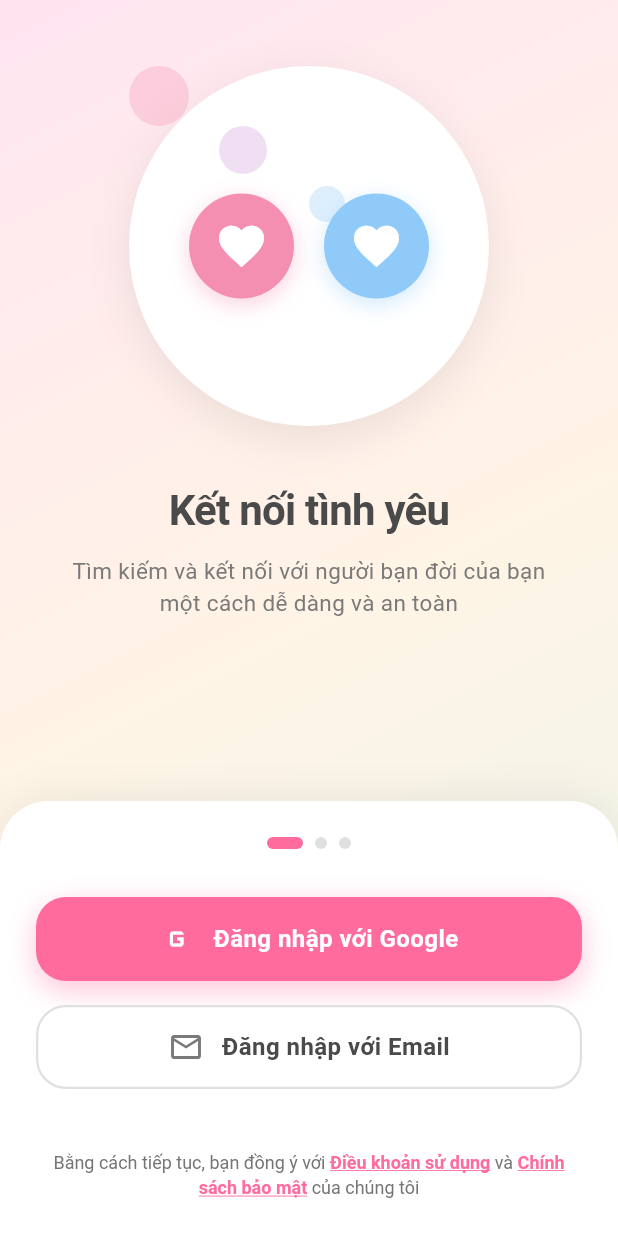
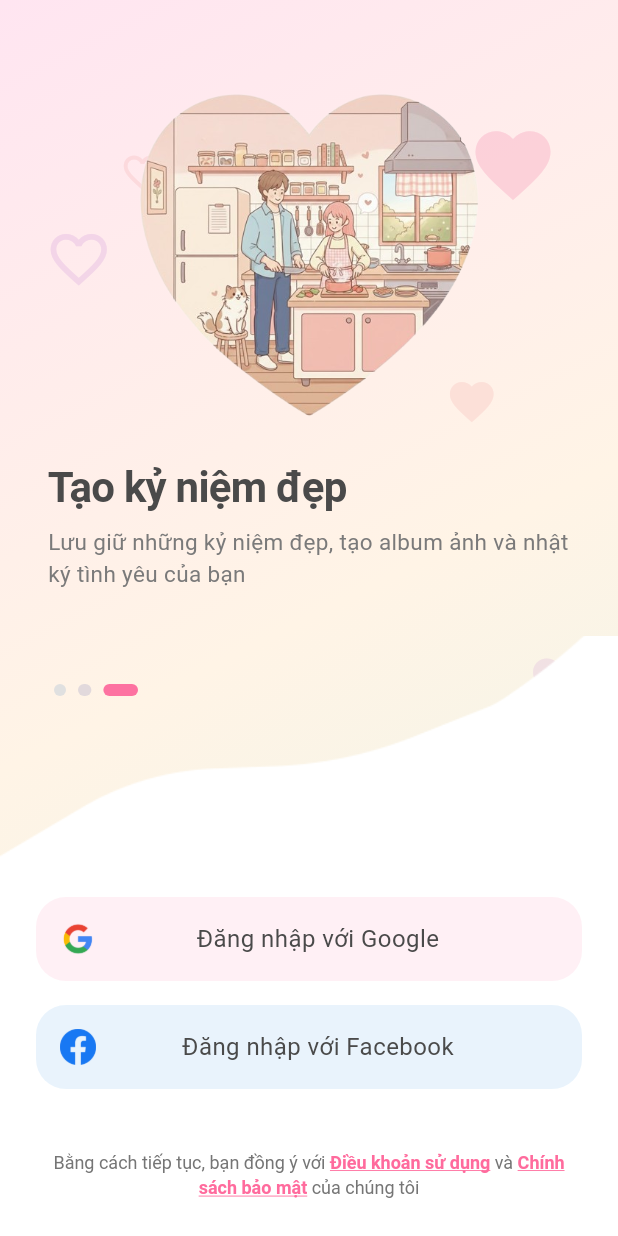
Before and after one commit to thaops/PixelLoveMobile, a Flutter app: the screen it shows after launch, on a phone screen of 412 x 824 dp. Run offline on Flutter 3.47's test engine with Material 3 defaults, Android fonts, the phone set to English and light mode, and no system bars; our stand-ins replace dio, equatable, firebase_core, get, get_storage, google_sign_in and 2 more; accounts and stored records are empty.

Commit message:
update UI login

```diff
--- a/lib/features/auth/presentation/pages/auth_screen.dart
+++ b/lib/features/auth/presentation/pages/auth_screen.dart
@@ -1,3 +1,4 @@
+import 'dart:async';
 import 'package:flutter/material.dart';
 import 'package:get/get.dart';
 import 'package:pixel_love/features/auth/presentation/controllers/auth_controller.dart';
@@ -8,7 +9,9 @@ class AuthScreen extends GetView<AuthController> {
   @override
   Widget build(BuildContext context) {
     return Scaffold(
-      body: Container(
+      body: Stack(
+        children: [
+          Container(
             decoration: BoxDecoration(
               gradient: LinearGradient(
                 begin: Alignment.topLeft,
@@ -20,7 +23,64 @@ class AuthScreen extends GetView<AuthController> {
                 ],
               ),
             ),
-        child: SafeArea(child: _AuthScreenContent(controller: controller)),
+          ),
+          // Decorative icons in background
+          Positioned(
+            top: 80,
+            right: 40,
+            child: Icon(
+              Icons.favorite,
+              size: 60,
+              color: Colors.pink.shade200.withOpacity(0.3),
+            ),
+          ),
+          Positioned(
+            top: 150,
+            left: 30,
+            child: Icon(
+              Icons.favorite_border,
+              size: 45,
+              color: Colors.purple.shade200.withOpacity(0.25),
+            ),
+          ),
+          Positioned(
+            top: 250,
+            right: 80,
+            child: Icon(
+              Icons.favorite,
+              size: 35,
+              color: Colors.red.shade200.withOpacity(0.2),
+            ),
+          ),
+          Positioned(
+            bottom: 200,
+            left: 50,
+            child: Icon(
+              Icons.favorite_border,
+              size: 50,
+              color: Colors.pink.shade200.withOpacity(0.25),
+            ),
+          ),
+          Positioned(
+            bottom: 350,
+            right: 20,
+            child: Icon(
+              Icons.favorite,
+              size: 40,
+              color: Colors.purple.shade200.withOpacity(0.2),
+            ),
+          ),
+          Positioned(
+            top: 100,
+            left: 80,
+            child: Icon(
+              Icons.favorite_border,
+              size: 30,
+              color: Colors.red.shade200.withOpacity(0.2),
+            ),
+          ),
+          SafeArea(child: _AuthScreenContent(controller: controller)),
+        ],
       ),
     );
   }
@@ -38,6 +98,7 @@ class _AuthScreenContent extends StatefulWidget {
 class _AuthScreenContentState extends State<_AuthScreenContent> {
   final PageController _pageController = PageController();
   int _currentPage = 0;
+  Timer? _autoScrollTimer;
 
   @override
   void initState() {
@@ -48,22 +109,49 @@ class _AuthScreenContentState extends State<_AuthScreenContent> {
         setState(() {
           _currentPage = page;
         });
+        _resetAutoScroll();
+      }
+    });
+    _startAutoScroll();
+  }
+
+  void _startAutoScroll() {
+    _autoScrollTimer?.cancel();
+    _autoScrollTimer = Timer.periodic(const Duration(seconds: 3), (timer) {
+      if (_pageController.hasClients) {
+        final nextPage = (_currentPage + 1) % 3;
+        _pageController.animateToPage(
+          nextPage,
+          duration: const Duration(milliseconds: 400),
+          curve: Curves.easeInOut,
+        );
       }
     });
   }
 
+  void _resetAutoScroll() {
+    _startAutoScroll();
+  }
+
   @override
   void dispose() {
+    _autoScrollTimer?.cancel();
     _pageController.dispose();
     super.dispose();
   }
 
   @override
   Widget build(BuildContext context) {
-    return Column(
+    return Stack(
       children: [
-        Expanded(child: _buildOnboardingContent()),
-        _buildLoginSection(),
+        Positioned(left: 0, right: 0, bottom: 0, child: _buildLoginSection()),
+        _buildOnboardingContent(),
+        Positioned(
+          left: 32,
+          right: 32,
+          bottom: 360,
+          child: _buildPaginationDots(),
+        ),
       ],
     );
   }
@@ -72,22 +160,69 @@ class _AuthScreenContentState extends State<_AuthScreenContent> {
     return PageView.builder(
       controller: _pageController,
       itemCount: 3,
+      physics: const BouncingScrollPhysics(),
       itemBuilder: (context, index) {
-        return SingleChildScrollView(
-          child: Padding(
+        return Padding(
           padding: const EdgeInsets.symmetric(horizontal: 32, vertical: 24),
           child: Column(
-              mainAxisAlignment: MainAxisAlignment.center,
+            mainAxisAlignment: MainAxisAlignment.start,
+            crossAxisAlignment: CrossAxisAlignment.start,
             children: [
-                const SizedBox(height: 20),
-                _buildIllustration(index),
-                const SizedBox(height: 40),
-                _buildTitle(index),
-                const SizedBox(height: 12),
-                _buildSubtitle(index),
+              const SizedBox(height: 24),
+              AnimatedSwitcher(
+                duration: const Duration(milliseconds: 400),
+                transitionBuilder: (child, animation) {
+                  return FadeTransition(
+                    opacity: animation,
+                    child: SlideTransition(
+                      position: Tween<Offset>(
+                        begin: const Offset(0.0, 0.1),
+                        end: Offset.zero,
+                      ).animate(animation),
+                      child: child,
+                    ),
+                  );
+                },
+                child: Center(
+                  key: ValueKey(index),
+                  child: _buildIllustration(index),
+                ),
+              ),
+              AnimatedSwitcher(
+                duration: const Duration(milliseconds: 400),
+                transitionBuilder: (child, animation) {
+                  return FadeTransition(
+                    opacity: animation,
+                    child: SlideTransition(
+                      position: Tween<Offset>(
+                        begin: const Offset(-0.1, 0.0),
+                        end: Offset.zero,
+                      ).animate(animation),
+                      child: child,
+                    ),
+                  );
+                },
+                child: _buildTitle(index, key: ValueKey('title_$index')),
+              ),
+              const SizedBox(height: 8),
+              AnimatedSwitcher(
+                duration: const Duration(milliseconds: 400),
+                transitionBuilder: (child, animation) {
+                  return FadeTransition(
+                    opacity: animation,
+                    child: SlideTransition(
+                      position: Tween<Offset>(
+                        begin: const Offset(-0.1, 0.0),
+                        end: Offset.zero,
+                      ).animate(animation),
+                      child: child,
+                    ),
+                  );
+                },
+                child: _buildSubtitle(index, key: ValueKey('subtitle_$index')),
+              ),
               const SizedBox(height: 20),
             ],
-            ),
           ),
         );
       },
@@ -95,149 +230,32 @@ class _AuthScreenContentState extends State<_AuthScreenContent> {
   }
 
   Widget _buildIllustration(int index) {
-    return Container(
-      width: 240,
-      height: 240,
-      decoration: BoxDecoration(
-        color: Colors.white,
-        shape: BoxShape.circle,
-        boxShadow: [
-          BoxShadow(
-            color: Colors.black.withOpacity(0.08),
-            blurRadius: 24,
-            offset: const Offset(0, 8),
-          ),
-        ],
-      ),
-      child: Stack(
-        alignment: Alignment.center,
-        children: [
-          // Background bubbles
-          ...List.generate(3, (i) {
-            return Positioned(
-              left: i * 60.0,
-              top: i * 40.0,
-              child: Container(
-                width: 40 - (i * 8),
-                height: 40 - (i * 8),
-                decoration: BoxDecoration(
-                  color: _getBubbleColor(index, i).withOpacity(0.3),
-                  shape: BoxShape.circle,
-                ),
-              ),
-            );
-          }),
-          // Main illustration based on index
-          _buildCoupleIllustration(index),
-        ],
-      ),
+    final imagePaths = [
+      'assets/images/img-couple1.png',
+      'assets/images/img-couple2.png',
+      'assets/images/img-couple3.png',
+    ];
+
+    return Image.asset(
+      imagePaths[index],
+      width: 230,
+      fit: BoxFit.cover,
+      errorBuilder: (context, error, stackTrace) {
+        return const Icon(Icons.image, size: 100, color: Colors.grey);
+      },
     );
   }
 
-  Widget _buildCoupleIllustration(int index) {
-    switch (index) {
-      case 0:
-        return _buildIllustration1();
-      case 1:
-        return _buildIllustration2();
-      case 2:
-        return _buildIllustration3();
-      default:
-        return _buildIllustration1();
-    }
-  }
-
-  Widget _buildIllustration1() {
-    return Row(
-      mainAxisAlignment: MainAxisAlignment.center,
-      children: [
-        _buildPerson(Colors.pink.shade200, Icons.favorite),
-        const SizedBox(width: 20),
-        _buildPerson(Colors.blue.shade200, Icons.favorite),
-      ],
-    );
-  }
-
-  Widget _buildIllustration2() {
-    return Column(
-      mainAxisAlignment: MainAxisAlignment.center,
-      children: [
-        Row(
-          mainAxisAlignment: MainAxisAlignment.center,
-          children: [
-            _buildPerson(Colors.pink.shade200, Icons.chat_bubble_outline),
-            const SizedBox(width: 20),
-            _buildPerson(Colors.blue.shade200, Icons.chat_bubble_outline),
-          ],
-        ),
-        const SizedBox(height: 16),
-        Icon(Icons.favorite, color: Colors.red.shade300, size: 32),
-      ],
-    );
-  }
-
-  Widget _buildIllustration3() {
-    return Column(
-      mainAxisAlignment: MainAxisAlignment.center,
-      children: [
-        Row(
-          mainAxisAlignment: MainAxisAlignment.center,
-          children: [
-            _buildPerson(Colors.pink.shade200, Icons.celebration),
-            const SizedBox(width: 20),
-            _buildPerson(Colors.blue.shade200, Icons.celebration),
-          ],
-        ),
-        const SizedBox(height: 16),
-        Row(
-          mainAxisAlignment: MainAxisAlignment.center,
-          children: [
-            Icon(Icons.star, color: Colors.amber.shade300, size: 24),
-            const SizedBox(width: 8),
-            Icon(Icons.star, color: Colors.amber.shade300, size: 24),
-            const SizedBox(width: 8),
-            Icon(Icons.star, color: Colors.amber.shade300, size: 24),
-          ],
-        ),
-      ],
-    );
-  }
-
-  Widget _buildPerson(Color color, IconData icon) {
-    return Container(
-      width: 70,
-      height: 70,
-      decoration: BoxDecoration(
-        color: color,
-        shape: BoxShape.circle,
-        boxShadow: [
-          BoxShadow(
-            color: color.withOpacity(0.4),
-            blurRadius: 12,
-            offset: const Offset(0, 4),
-          ),
-        ],
-      ),
-      child: Icon(icon, color: Colors.white, size: 36),
-    );
-  }
-
-  Color _getBubbleColor(int pageIndex, int bubbleIndex) {
-    final colors = [
-      [Colors.pink.shade200, Colors.purple.shade200, Colors.blue.shade200],
-      [Colors.orange.shade200, Colors.yellow.shade200, Colors.green.shade200],
-      [Colors.cyan.shade200, Colors.teal.shade200, Colors.indigo.shade200],
-    ];
-    return colors[pageIndex][bubbleIndex % 3];
-  }
-
-  Widget _buildTitle(int index) {
+  Widget _buildTitle(int index, {Key? key}) {
     final titles = [
       'Kết nối tình yêu',
       'Trò chuyện thân mật',
       'Tạo kỷ niệm đẹp',
     ];
-    return Text(
+    return Align(
+      key: key,
+      alignment: Alignment.centerLeft,
+      child: Text(
         titles[index],
         style: TextStyle(
           fontSize: 28,
@@ -246,18 +264,22 @@ class _AuthScreenContentState extends State<_AuthScreenContent> {
           letterSpacing: -0.5,
           height: 1.2,
         ),
-      textAlign: TextAlign.center,
+        textAlign: TextAlign.left,
+      ),
     );
   }
 
-  Widget _buildSubtitle(int index) {
+  Widget _buildSubtitle(int index, {Key? key}) {
     final subtitles = [
       'Tìm kiếm và kết nối với người bạn đời của bạn một cách dễ dàng và an toàn',
       'Trò chuyện riêng tư, chia sẻ khoảnh khắc đáng nhớ với người thương',
       'Lưu giữ những kỷ niệm đẹp, tạo album ảnh và nhật ký tình yêu của bạn',
     ];
-    return Padding(
-      padding: const EdgeInsets.symmetric(horizontal: 8),
+    return Align(
+      key: key,
+      alignment: Alignment.centerLeft,
+      child: Padding(
+        padding: const EdgeInsets.symmetric(horizontal: 0),
         child: Text(
           subtitles[index],
           style: TextStyle(
@@ -266,62 +288,55 @@ class _AuthScreenContentState extends State<_AuthScreenContent> {
             color: const Color(0xFF7A7A7A),
             height: 1.4,
           ),
-        textAlign: TextAlign.center,
+          textAlign: TextAlign.left,
+        ),
       ),
     );
   }
 
   Widget _buildLoginSection() {
     return Container(
+      height: 400,
+      width: double.infinity,
+      decoration: BoxDecoration(
+        image: DecorationImage(
+          image: AssetImage('assets/images/img-login-section.png'),
+          fit: BoxFit.fitWidth,
+          alignment: Alignment.bottomCenter,
+        ),
+      ),
+      child: Container(
         padding: const EdgeInsets.all(24),
-      decoration: BoxDecoration(
-        color: Colors.white,
-        borderRadius: const BorderRadius.only(
-          topLeft: Radius.circular(32),
-          topRight: Radius.circular(32),
-        ),
-        boxShadow: [
-          BoxShadow(
-            color: Colors.black.withOpacity(0.06),
-            blurRadius: 20,
-            offset: const Offset(0, -4),
-          ),
-        ],
-      ),
         child: Column(
           mainAxisSize: MainAxisSize.min,
+          mainAxisAlignment: MainAxisAlignment.end,
           children: [
-          _buildPaginationDots(),
-          const SizedBox(height: 32),
             Obx(() {
               if (widget.controller.isLoading) {
                 return const SizedBox(
                   height: 56,
-                child: Center(child: CircularProgressIndicator(strokeWidth: 3)),
+                  child: Center(
+                    child: CircularProgressIndicator(strokeWidth: 3),
+                  ),
                 );
               }
 
               return Column(
+                spacing: 16,
                 children: [
                   _buildPrimaryButton(
                     onPressed: widget.controller.loginWithGoogle,
-                  icon: Icons.g_mobiledata,
+                    imagePath: 'assets/images/img-google.png',
                     label: 'Đăng nhập với Google',
                     backgroundColor: const Color(0xFFFF6B9D),
                     textColor: Colors.white,
                   ),
-                const SizedBox(height: 16),
-                _buildSecondaryButton(
-                  onPressed: () {
-                    // TODO: Implement email login
-                    Get.snackbar(
-                      'Thông báo',
-                      'Tính năng đăng nhập bằng Email đang được phát triển',
-                      snackPosition: SnackPosition.BOTTOM,
-                    );
-                  },
-                  icon: Icons.email_outlined,
-                  label: 'Đăng nhập với Email',
+                  _buildPrimaryButton(
+                    onPressed: widget.controller.loginWithGoogle,
+                    imagePath: 'assets/images/img-fb.png',
+                    label: 'Đăng nhập với Facebook',
+                    backgroundColor: const Color.fromARGB(255, 38, 139, 227),
+                    textColor: Colors.white,
                   ),
                 ],
               );
@@ -367,12 +382,13 @@ class _AuthScreenContentState extends State<_AuthScreenContent> {
             _buildDisclaimer(),
           ],
         ),
+      ),
     );
   }
 
   Widget _buildPaginationDots() {
     return Row(
-      mainAxisAlignment: MainAxisAlignment.center,
+      mainAxisAlignment: MainAxisAlignment.start,
       children: List.generate(3, (index) {
         return AnimatedContainer(
           duration: const Duration(milliseconds: 300),
@@ -393,7 +409,7 @@ class _AuthScreenContentState extends State<_AuthScreenContent> {
 
   Widget _buildPrimaryButton({
     required VoidCallback onPressed,
-    required IconData icon,
+    required String imagePath,
     required String label,
     required Color backgroundColor,
     required Color textColor,
@@ -402,36 +418,34 @@ class _AuthScreenContentState extends State<_AuthScreenContent> {
       width: double.infinity,
       height: 56,
       decoration: BoxDecoration(
-        color: backgroundColor,
+        color: backgroundColor.withOpacity(0.1),
         borderRadius: BorderRadius.circular(20),
-        boxShadow: [
-          BoxShadow(
-            color: backgroundColor.withOpacity(0.4),
-            blurRadius: 16,
-            offset: const Offset(0, 6),
-          ),
-        ],
       ),
       child: Material(
         color: Colors.transparent,
         child: InkWell(
           onTap: onPressed,
           borderRadius: BorderRadius.circular(20),
+          child: Padding(
+            padding: const EdgeInsets.all(16),
             child: Row(
-            mainAxisAlignment: MainAxisAlignment.center,
+              mainAxisAlignment: MainAxisAlignment.spaceBetween,
               children: [
-              Icon(icon, color: textColor, size: 24),
-              const SizedBox(width: 12),
+                Image.asset(imagePath, width: 24, height: 24),
+
                 Text(
                   label,
                   style: TextStyle(
-                  color: textColor,
+                    color: const Color(0xFF4A4A4A),
                     fontSize: 16,
-                  fontWeight: FontWeight.w600,
+                    fontWeight: FontWeight.w400,
                     letterSpacing: 0.3,
                   ),
                 ),
+
+                const SizedBox(width: 12),
               ],
+            ),
           ),
         ),
       ),
```
Also changed, not shown: assets/images/img-couple1.png (added), assets/images/img-couple2.png (added), assets/images/img-couple3.png (added), assets/images/img-fb.png (added), assets/images/img-google.png (added), assets/images/img-login-section.png (added). Lines whose indentation alone changed are shown as unchanged.
